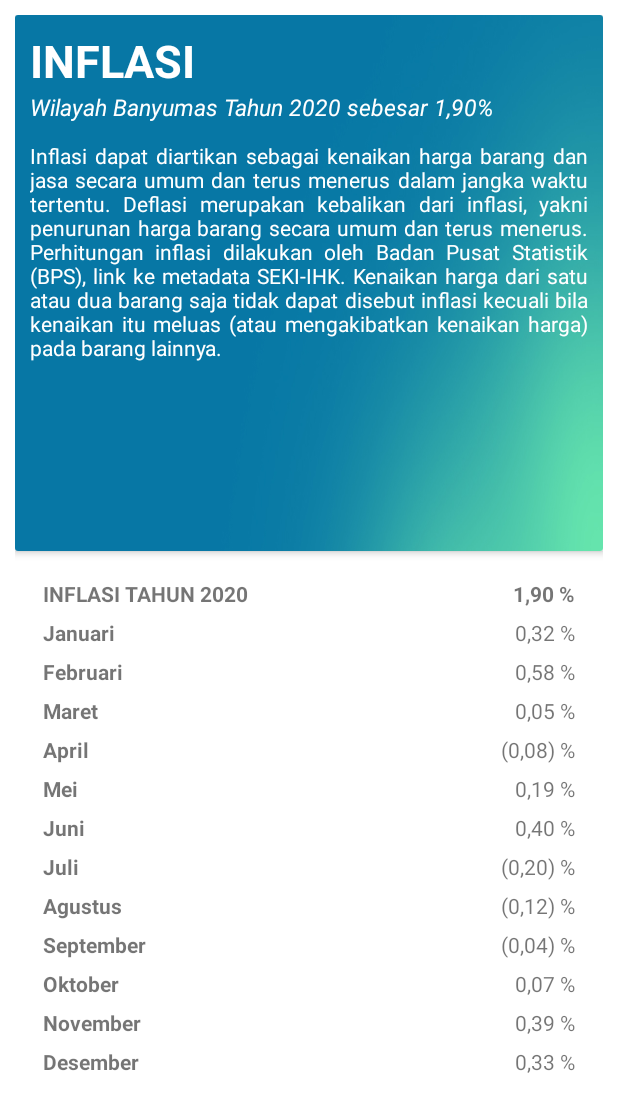
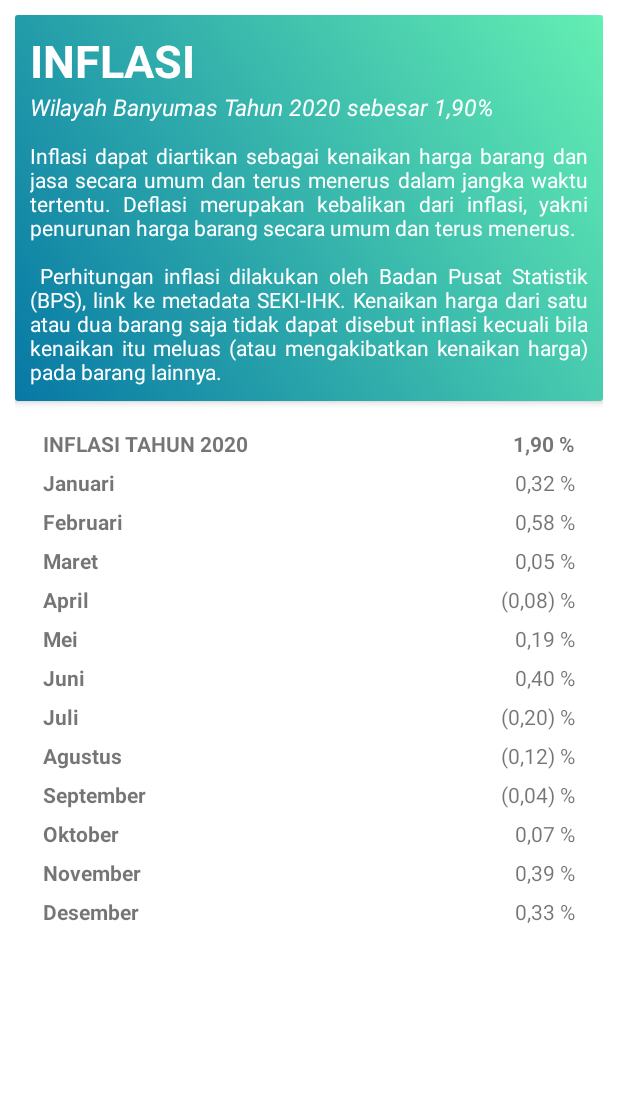
Before and after one commit to yogaiw/one-touch-statistics-banyumas-bps, an Android app: the DetailActivity screen opened directly, with no data from a screen before it, on a phone screen of 412 x 824 dp. Shown: the top 1112 px of the screen. Run offline under Robolectric (Android 15) with nearby library versions, the phone set to English and light mode, and no system bars.

Commit message:
update xml

```diff
--- /dev/null
+++ b/app/src/main/res/drawable/header_bg.xml
@@ -0,0 +1,14 @@
+<?xml version="1.0" encoding="utf-8"?>
+<selector xmlns:android="http://schemas.android.com/apk/res/android">
+    <item>
+        <shape>
+            <gradient
+                android:startColor="#0778a5"
+                android:endColor="#64EFB3"
+                android:type="linear"
+                android:angle="45"
+                android:centerX="1.0"
+                android:centerY="0"/>
+        </shape>
+    </item>
+</selector>
--- a/app/src/main/res/layout/activity_detail.xml
+++ b/app/src/main/res/layout/activity_detail.xml
@@ -17,11 +17,11 @@
         app:layout_constraintBottom_toTopOf="@id/ll_content">
         <ImageView
             android:layout_width="match_parent"
-            android:layout_height="wrap_content"
-            android:src="@drawable/header"
-            app:layout_constraintTop_toTopOf="parent"
-            android:scaleType="fitXY"/>
+            android:layout_height="match_parent"
+            android:src="@drawable/header_bg"
+            app:layout_constraintTop_toTopOf="parent"/>
         <LinearLayout
+            android:id="@+id/ll_inside_card"
             android:layout_width="match_parent"
             android:layout_height="wrap_content"
             android:orientation="vertical"
```
Also changed, not shown: app/src/main/res/layout/detail_ipm.xml (+10 -2 lines), app/src/main/res/layout/detail_kemiskinan.xml (+8 -0 lines), app/src/main/res/layout/detail_kependudukan.xml (+8 -0 lines), app/src/main/res/layout/detail_ketenagakerjaan.xml (+8 -0 lines), app/src/main/res/layout/detail_pertumbuhan.xml (+8 -0 lines), app/src/main/res/values/strings.xml (+10 -8 lines).
